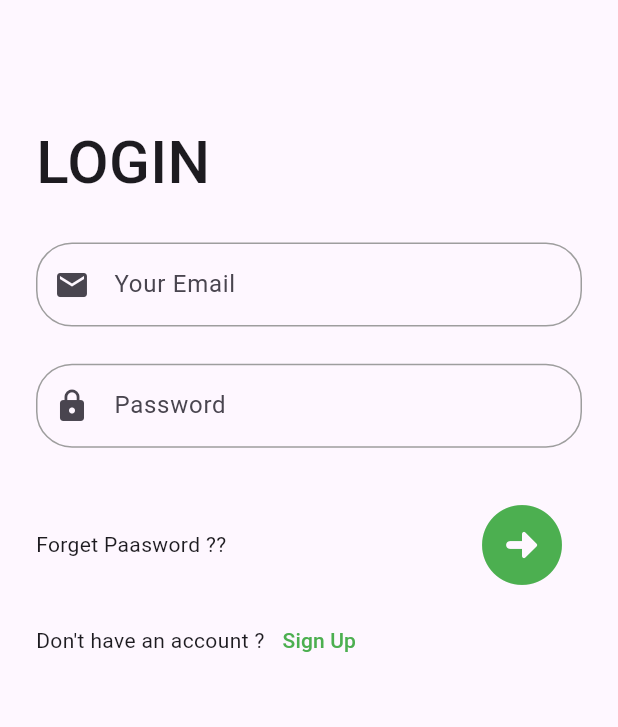
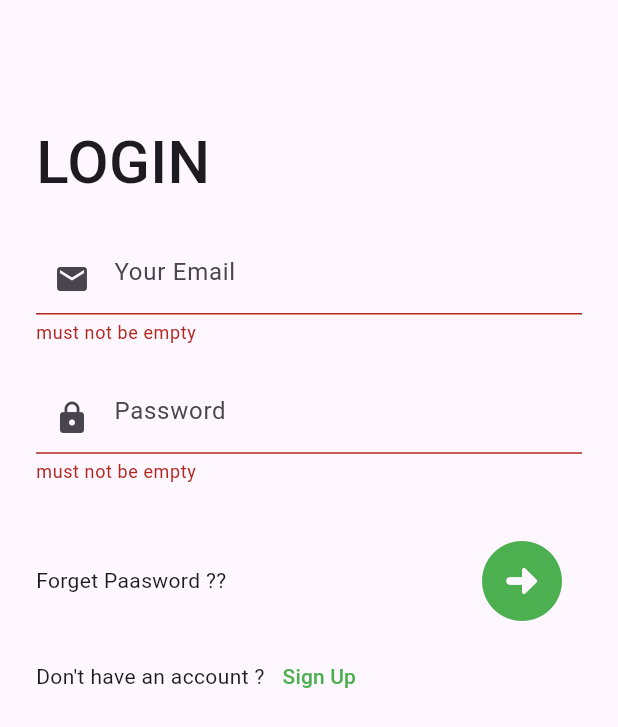
Before and after one commit to makdad-raee/makdad_app, a Flutter app: the screen it shows after launch, after a tap on the "arrow circle right" icon, on a phone screen of 412 x 824 dp. Shown: the top 727 px of the screen. Run offline on Flutter 3.47's test engine with Material 3 defaults, Android fonts, the phone set to English and light mode, and no system bars; our stand-ins replace firebase_auth, firebase_core, flutter_bloc; accounts and stored records are empty; statements that could not run were skipped.

Commit message:
create login USER logic and form key validation

```diff
--- a/lib/features/data/presentation/views/widgets/custom_text_form_field.dart
+++ b/lib/features/data/presentation/views/widgets/custom_text_form_field.dart
@@ -5,24 +5,27 @@ class CustomTExtFormField extends StatelessWidget {
       {super.key,
       required this.hintText,
       required this.icon,
-      this.textInputType = TextInputType.text, this.suffixIcon, this.controller});
+      this.textInputType = TextInputType.text, this.suffixIcon, this.controller,  this.obscureText=false});
   final String hintText;
   final IconData icon;
   final TextInputType textInputType;
   final Widget? suffixIcon;
   final TextEditingController? controller;
+  final bool obscureText ;
 
   @override
   Widget build(BuildContext context) {
     return TextFormField(
+      obscureText: obscureText,
       controller: controller,
 
       validator: (value) {
-        if(value==null){
+        if(value!.isEmpty){
           return 'must not be empty';
 
         }
-        return '';
+        return null;
+
       },
       keyboardType: textInputType,
       decoration: InputDecoration(
--- a/lib/features/data/presentation/views/widgets/home_view_body.dart
+++ b/lib/features/data/presentation/views/widgets/home_view_body.dart
@@ -1,16 +1,20 @@
 import 'package:flutter/material.dart';
+import 'package:flutter_bloc/flutter_bloc.dart';
+import 'package:makdad_app/features/data/presentation/manger/cubit/login_cubit/login_cubit.dart';
 import 'package:makdad_app/features/data/presentation/views/widgets/login_to_page.dart';
 
 class HomeViewBody extends StatelessWidget {
-  const HomeViewBody({super.key});
+  const HomeViewBody({super.key,});
+
 
   @override
   Widget build(BuildContext context) {
-    // var height = MediaQuery.of(context).size.height;
-    // var width = MediaQuery.of(context).size.width;
-    return const Padding(
-      padding: EdgeInsets.all(12.0),
-      child: LoginTo(),
+    return Padding(
+      padding: const EdgeInsets.all(12.0),
+      child: BlocProvider<LoginCubit>(
+        create: (context) => LoginCubit(),
+        child: const LoginTo(),
+      ),
     );
   }
 }
--- a/lib/features/data/presentation/views/widgets/login_to_page.dart
+++ b/lib/features/data/presentation/views/widgets/login_to_page.dart
@@ -1,27 +1,38 @@
 import 'package:flutter/material.dart';
+import 'package:flutter_bloc/flutter_bloc.dart';
+import 'package:makdad_app/features/data/presentation/manger/cubit/login_cubit/login_cubit.dart';
+import 'package:makdad_app/features/data/presentation/manger/cubit/login_cubit/login_state.dart';
 import 'package:makdad_app/features/data/presentation/views/register_page.dart';
 import 'package:makdad_app/features/data/presentation/views/widgets/custom_text_form_field.dart';
 
-class LoginTo extends StatelessWidget {
+class LoginTo extends StatefulWidget {
   const LoginTo({super.key});
+
+  @override
+  State<LoginTo> createState() => _LoginToState();
+}
+
+class _LoginToState extends State<LoginTo> {
+  GlobalKey<FormState> formkey = GlobalKey();
 
   @override
   Widget build(BuildContext context) {
     var height = MediaQuery.of(context).size.height;
-    var width = MediaQuery.of(context).size.width;
-    var emailController=TextEditingController();
-    var passwordcontroller=TextEditingController();
+    //var width = MediaQuery.of(context).size.width;
+    var emailController = TextEditingController();
+    var passwordcontroller = TextEditingController();
     return Padding(
       padding: const EdgeInsets.all(12.0),
       child: SingleChildScrollView(
+        child: BlocBuilder<LoginCubit, LoginState>(
+          builder: (context, state) => Form(
+            key: formkey,
             child: Column(
               crossAxisAlignment: CrossAxisAlignment.start,
               children: [
                 const Text(
                   'LOGIN ',
-              style: TextStyle(
-                fontSize: 40,
-                fontWeight: FontWeight.w500
+                  style: TextStyle(fontSize: 40, fontWeight: FontWeight.w500
                       //color: Color.fromARGB(255, 116, 115, 115),
                       ),
                 ),
@@ -31,23 +42,34 @@ class LoginTo extends StatelessWidget {
                 CustomTExtFormField(
                   controller: emailController,
                   hintText: 'Your Email',
+                  textInputType: TextInputType.emailAddress,
                   icon: Icons.mail,
                 ),
                 SizedBox(
                   height: height * 0.03,
                 ),
                 CustomTExtFormField(
+                  obscureText: true,
+                  textInputType: TextInputType.visiblePassword,
                   controller: passwordcontroller,
                   hintText: 'Password',
                   icon: Icons.lock,
                 ),
-            SizedBox(height: height*0.03,),
+                SizedBox(
+                  height: height * 0.03,
+                ),
                 Row(
                   children: [
                     const Text('Forget Paasword ??'),
                     const Spacer(),
                     IconButton(
-                  onPressed: () {},
+                      onPressed: () {
+                        if (formkey.currentState!.validate()) {
+                          LoginCubit.get(context).login(
+                              email: emailController.text,
+                              password: passwordcontroller.text);
+                        }
+                      },
                       icon: const Icon(
                         Icons.arrow_circle_right_rounded,
                         color: Colors.green,
@@ -64,7 +86,6 @@ class LoginTo extends StatelessWidget {
                     ),
                     TextButton(
                       onPressed: () {
-
                         Navigator.of(context).push(
                           MaterialPageRoute(
                             builder: (context) => const RegisterPage(),
@@ -81,6 +102,8 @@ class LoginTo extends StatelessWidget {
               ],
             ),
           ),
+        ),
+      ),
     );
   }
 }
```
Also changed, not shown: lib/features/data/presentation/manger/cubit/login_cubit/login_cubit.dart (+14 -0 lines), lib/features/data/presentation/views/widgets/register_body.dart (+15 -3 lines). Lines whose indentation alone changed are shown as unchanged.
